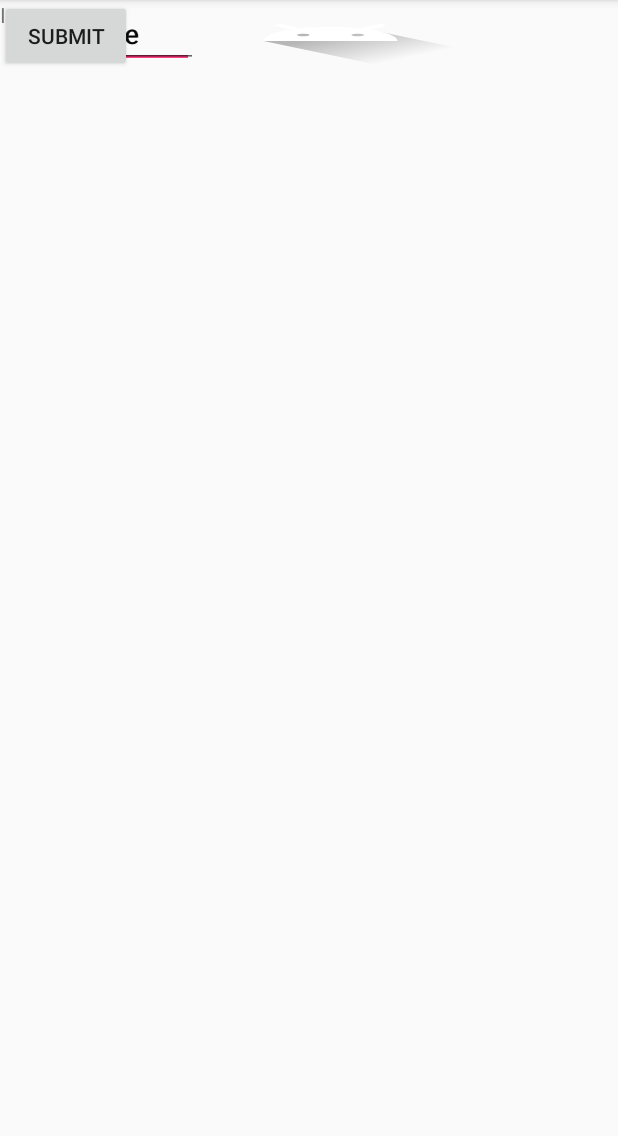
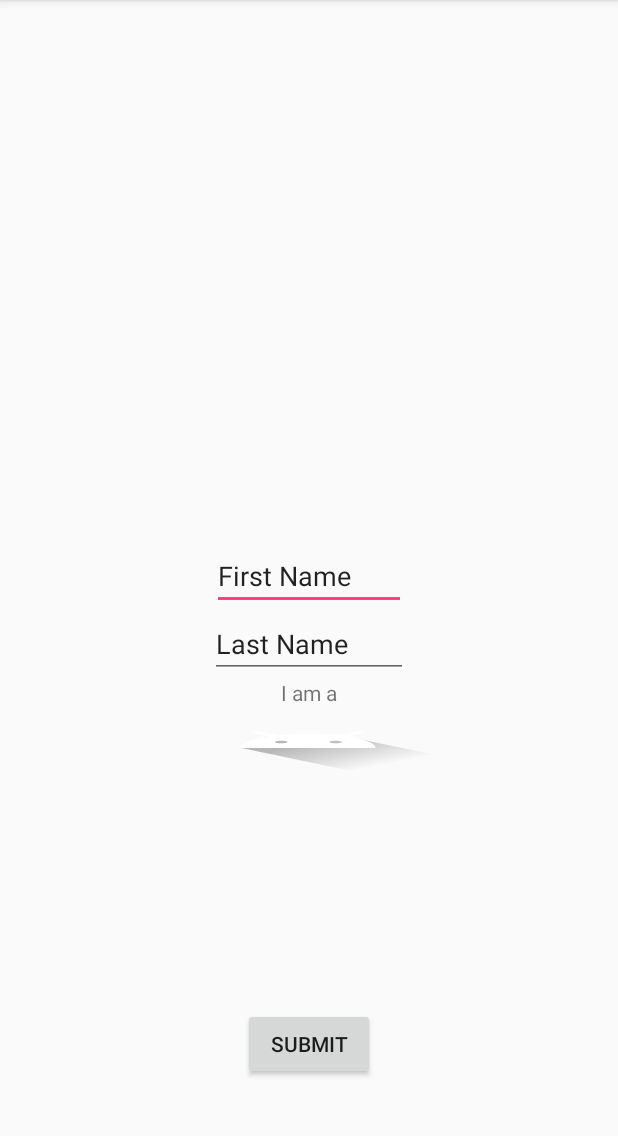
Before and after one commit to knosseir/FIFO, an Android app: the screen it shows after launch (MainActivity), on a phone screen of 412 x 824 dp, the part 84-1220 px from its top. Run offline under Robolectric (Android 15) with nearby library versions, the phone set to English and light mode, and no system bars.

Commit message:
Fix main activity layouts

```diff
--- a/app/src/main/res/layout/activity_main.xml
+++ b/app/src/main/res/layout/activity_main.xml
@@ -1,6 +1,5 @@
 <?xml version="1.0" encoding="utf-8"?>
-<android.support.constraint.ConstraintLayout xmlns:android="http://schemas.android.com/apk/res/android"
-    xmlns:app="http://schemas.android.com/apk/res-auto"
+<RelativeLayout xmlns:android="http://schemas.android.com/apk/res/android"
     xmlns:tools="http://schemas.android.com/tools"
     android:layout_width="match_parent"
     android:layout_height="match_parent"
@@ -13,8 +12,8 @@
         android:ems="10"
         android:inputType="textPersonName"
         android:text="First Name"
-        tools:layout_editor_absoluteX="52dp"
-        tools:layout_editor_absoluteY="186dp" />
+        android:layout_centerVertical="true"
+        android:layout_centerHorizontal="true"/>
 
     <EditText
         android:id="@+id/editText3"
@@ -23,16 +22,9 @@
         android:ems="10"
         android:inputType="textPersonName"
         android:text="Last Name"
-        tools:layout_editor_absoluteX="192dp"
-        tools:layout_editor_absoluteY="186dp" />
-
-    <Button
-        android:id="@+id/button"
-        android:layout_width="wrap_content"
-        android:layout_height="wrap_content"
-        android:text="Submit"
-        tools:layout_editor_absoluteX="148dp"
-        tools:layout_editor_absoluteY="329dp" />
+        android:layout_below="@id/editText"
+        android:layout_centerVertical="true"
+        android:layout_centerHorizontal="true" />
 
     <ExpandableListView
         android:layout_width="219dp"
@@ -41,15 +33,24 @@
         android:background="@drawable/ic_launcher_foreground"
         android:cacheColorHint="@android:color/background_light"
         android:scrollbars="vertical"
-        app:layout_constraintEnd_toEndOf="parent"
-        tools:layout_editor_absoluteY="265dp" />
+        android:layout_below="@id/textView2"
+        android:layout_centerHorizontal="true"/>
+
+    <Button
+        android:id="@+id/button"
+        android:layout_width="wrap_content"
+        android:layout_height="wrap_content"
+        android:text="Submit"
+        android:layout_alignParentBottom="true"
+        android:layout_centerHorizontal="true"
+        android:layout_marginBottom="48dp"/>
+
 
     <TextView
         android:id="@+id/textView2"
         android:layout_width="wrap_content"
         android:layout_height="wrap_content"
         android:text="I am a"
-        tools:layout_editor_absoluteX="173dp"
-        tools:layout_editor_absoluteY="246dp" />
-
-</android.support.constraint.ConstraintLayout>
+        android:layout_below="@id/editText3"
+        android:layout_centerHorizontal="true"/>
+</RelativeLayout>
```
